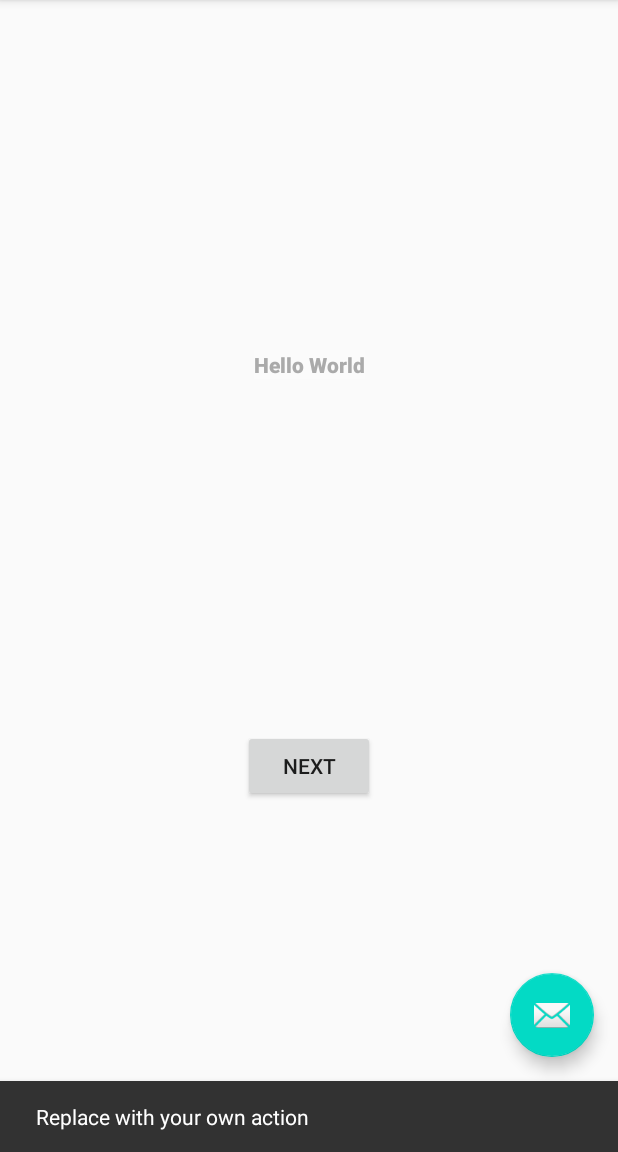
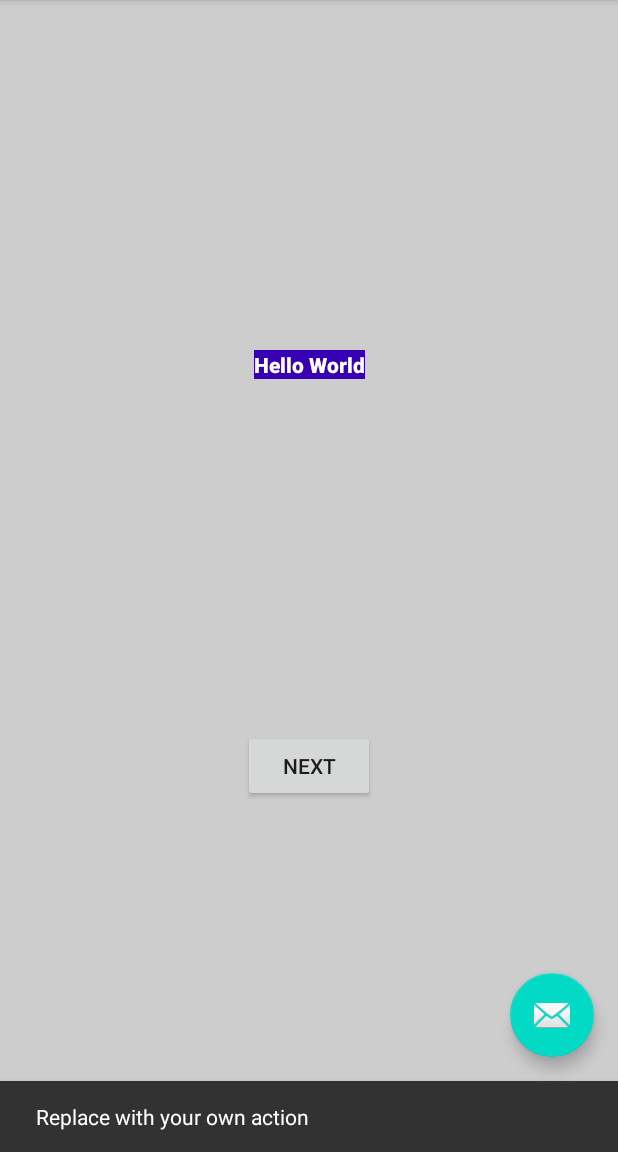
Before and after one commit to AbdoliSepehr8AMO1/javaopdracht1, an Android app: the screen it shows after launch (MainActivity), after a tap on an icon or button, on a phone screen of 412 x 824 dp, the part 84-1236 px from its top. Run offline under Robolectric (Android 15) with nearby library versions, the phone set to English and light mode, and no system bars.

Commit message:
Hoofdstuk 5 af

```diff
--- a/app/src/main/res/layout/fragment_first.xml
+++ b/app/src/main/res/layout/fragment_first.xml
@@ -4,16 +4,17 @@
     xmlns:tools="http://schemas.android.com/tools"
     android:layout_width="match_parent"
     android:layout_height="match_parent"
+    android:background="#CDCDCD"
     tools:context=".FirstFragment">
 
     <TextView
         android:id="@+id/textview_first"
         android:layout_width="wrap_content"
         android:layout_height="wrap_content"
-        android:background="#FBFBFB"
+        android:background="@color/design_default_color_primary_dark"
         android:fontFamily="sans-serif-black"
         android:text="@string/hello_first_fragment"
-        android:textColor="@android:color/darker_gray"
+        android:textColor="@android:color/white"
         app:layout_constraintBottom_toTopOf="@id/button_first"
         app:layout_constraintEnd_toEndOf="parent"
         app:layout_constraintStart_toStartOf="parent"
--- a/app/src/main/res/values/colors.xml
+++ b/app/src/main/res/values/colors.xml
@@ -3,4 +3,5 @@
     <color name="colorPrimary">#6200EE</color>
     <color name="colorPrimaryDark">#3700B3</color>
     <color name="colorAccent">#03DAC5</color>
+    <color name="screenBackground">#FFEE58</color>
 </resources>
```
